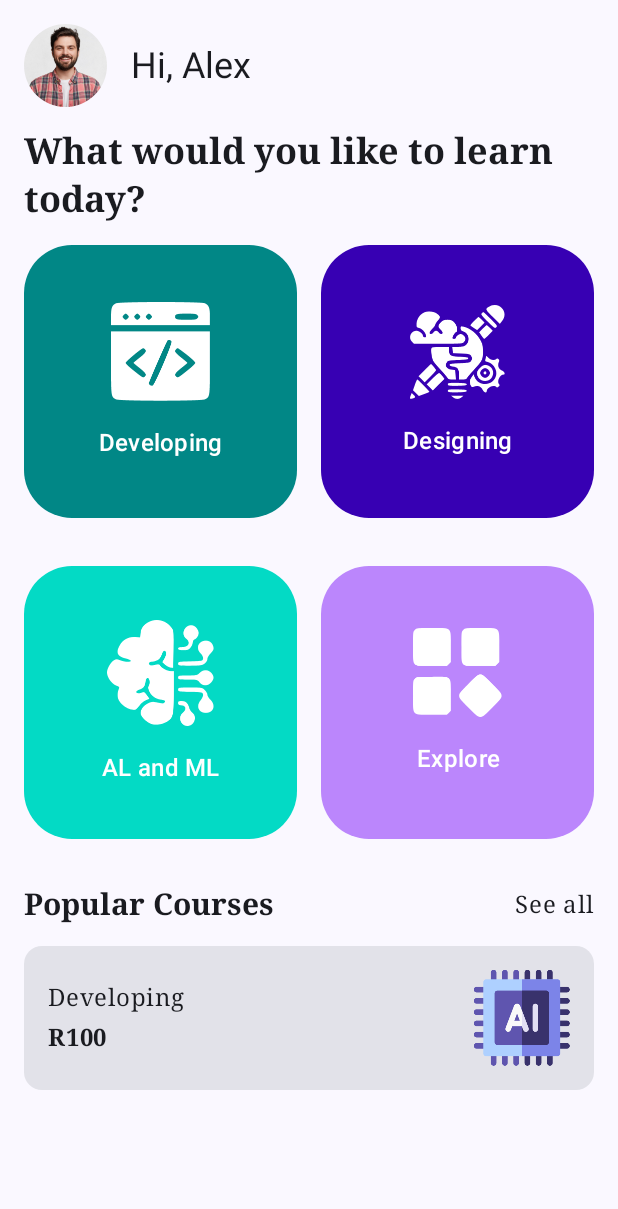
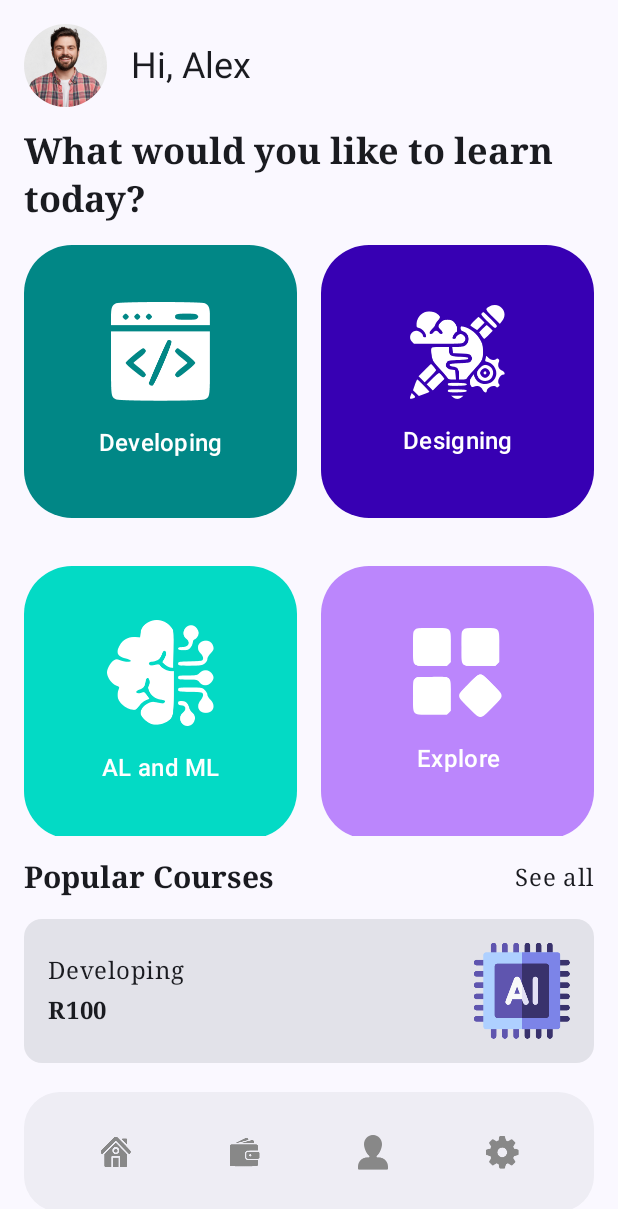
Before and after one commit to joeMalebe/LearningPortal, an Android app built with Jetpack Compose: the Dashboard screen opened through its navigation route, on a phone screen of 412 x 824 dp. Shown: the top 1209 px of the screen. Run offline under Robolectric (Android 15) with nearby library versions, the phone set to English and light mode, and no system bars.

Commit message:
add menu icon buttons on bottom app bar

```diff
--- a/app/src/main/java/com/example/learningportal/ui/screens/DashboardScreen.kt
+++ b/app/src/main/java/com/example/learningportal/ui/screens/DashboardScreen.kt
@@ -5,21 +5,33 @@ import androidx.compose.foundation.background
 import androidx.compose.foundation.layout.Arrangement
 import androidx.compose.foundation.layout.Box
 import androidx.compose.foundation.layout.Column
+import androidx.compose.foundation.layout.PaddingValues
 import androidx.compose.foundation.layout.Row
 import androidx.compose.foundation.layout.aspectRatio
+import androidx.compose.foundation.layout.fillMaxSize
 import androidx.compose.foundation.layout.fillMaxWidth
+import androidx.compose.foundation.layout.heightIn
 import androidx.compose.foundation.layout.padding
 import androidx.compose.foundation.layout.wrapContentHeight
 import androidx.compose.foundation.layout.wrapContentSize
 import androidx.compose.foundation.lazy.grid.GridCells
 import androidx.compose.foundation.lazy.grid.LazyVerticalGrid
+import androidx.compose.foundation.rememberScrollState
 import androidx.compose.foundation.shape.RoundedCornerShape
+import androidx.compose.foundation.verticalScroll
 import androidx.compose.material3.Card
+import androidx.compose.material3.ExperimentalMaterial3Api
+import androidx.compose.material3.Icon
+import androidx.compose.material3.IconButton
 import androidx.compose.material3.MaterialTheme
+import androidx.compose.material3.Scaffold
 import androidx.compose.material3.Text
+import androidx.compose.material3.TopAppBarDefaults
 import androidx.compose.runtime.Composable
 import androidx.compose.ui.Alignment
 import androidx.compose.ui.Modifier
+import androidx.compose.ui.draw.clip
+import androidx.compose.ui.graphics.Color
 import androidx.compose.ui.graphics.ImageBitmap
 import androidx.compose.ui.layout.ContentScale
 import androidx.compose.ui.res.colorResource
@@ -31,21 +43,69 @@ import androidx.compose.ui.tooling.preview.Preview
 import androidx.compose.ui.unit.dp
 import androidx.navigation.NavHostController
 import androidx.navigation.compose.rememberNavController
-import com.example.learningportal.data.CourseCategory
 import com.example.learningportal.R
 import com.example.learningportal.data.Course
+import com.example.learningportal.data.CourseCategory
+import com.example.learningportal.ui.MyBottomAppBar
 import com.example.learningportal.ui.theme.LearningPortalTheme
 
+@OptIn(ExperimentalMaterial3Api::class)
 @Composable
 fun DashboardScreen(
     navHostController: NavHostController = rememberNavController(),
     categoryList: List<CourseCategory> = CourseCategory.getCourseCategories()
 ) {
+val scrollBehavior = TopAppBarDefaults.enterAlwaysScrollBehavior()
+
+    Scaffold(bottomBar = {
+        MyBottomAppBar(
+            contentPadding = PaddingValues(0.dp),
+            contentColor = Color.Gray,
+            modifier = Modifier
+                .fillMaxWidth()
+                .clip(RoundedCornerShape(24.dp))
+
+        ) {
+
+            IconButton(onClick = { /*TODO*/ }) {
+                Icon(
+                    ImageBitmap.imageResource(R.drawable.bottom_btn1),
+                    contentDescription = "Home",
+                    modifier = Modifier.wrapContentSize()
+                )
+            }
+            IconButton(onClick = { /*TODO*/ }) {
+                Icon(
+                    ImageBitmap.imageResource(R.drawable.bottom_btn2),
+                    contentDescription = "Wallet",
+                    modifier = Modifier.wrapContentSize()
+                )
+            }
+            IconButton(onClick = { /*TODO*/ }) {
+                Icon(
+                    ImageBitmap.imageResource(R.drawable.bottom_btn3),
+                    contentDescription = "Profile",
+                    modifier = Modifier.wrapContentSize()
+                )
+            }
+            IconButton(onClick = { /*TODO*/ }) {
+                Icon(
+                    ImageBitmap.imageResource(R.drawable.bottom_btn4),
+                    contentDescription = "Settings",
+                    modifier = Modifier.wrapContentSize()
+                )
+            }
+
+        }
+    }, modifier = Modifier
+        .fillMaxSize()
+        .padding(16.dp)) {
 
         Column(
             modifier = Modifier
-            .padding(16.dp)
+                .padding(it)
                 .fillMaxWidth()
+
         ) {
             UserProfilePic(modifier = Modifier.wrapContentHeight())
             Text(
@@ -58,7 +118,7 @@ fun DashboardScreen(
             LazyVerticalGrid(
                 columns = GridCells.Adaptive(128.dp),
                 horizontalArrangement = Arrangement.spacedBy(16.dp),
-            modifier = Modifier.fillMaxWidth()
+                modifier = Modifier.fillMaxWidth().heightIn(min = 200.dp, max = 410.dp)
             ) {
                 items(categoryList.size) {
                     CategoryItem(categoryList[it])
@@ -66,6 +126,7 @@ fun DashboardScreen(
             }
 
             PopularCourses()
+        }
     }
 }
 
@@ -123,7 +184,9 @@ private fun UserProfilePic(modifier: Modifier = Modifier) {
 }
 
 @Composable
-@Preview(showBackground = true, showSystemUi = true)
+@Preview(showBackground = true, showSystemUi = true,
+    device = "spec:width=411dp,height=891dp"
+)
 fun DashboardScreenPreview() {
     LearningPortalTheme {
         DashboardScreen()
@@ -156,7 +219,9 @@ fun CoursePreview() {
 
 @Composable
 fun PopularCourses(course: Course = Course.getCourses()[0]) {
-    Column(modifier = Modifier.padding(top = 16.dp)) {
+    Column(modifier = Modifier
+        .padding(top = 16.dp)
+        .verticalScroll(rememberScrollState())) {
 
         Row(
             horizontalArrangement = Arrangement.SpaceBetween,
@@ -182,7 +247,8 @@ fun PopularCourses(course: Course = Course.getCourses()[0]) {
 
 @Composable
 fun Course(course: Course = Course.getCourses()[0]) {
-    Card {
+    Card(modifier = Modifier
+        .padding(bottom = 16.dp)) {
         Row(
             horizontalArrangement = Arrangement.SpaceBetween,
             verticalAlignment = Alignment.CenterVertically,
```
Lines whose indentation alone changed are shown as unchanged.
